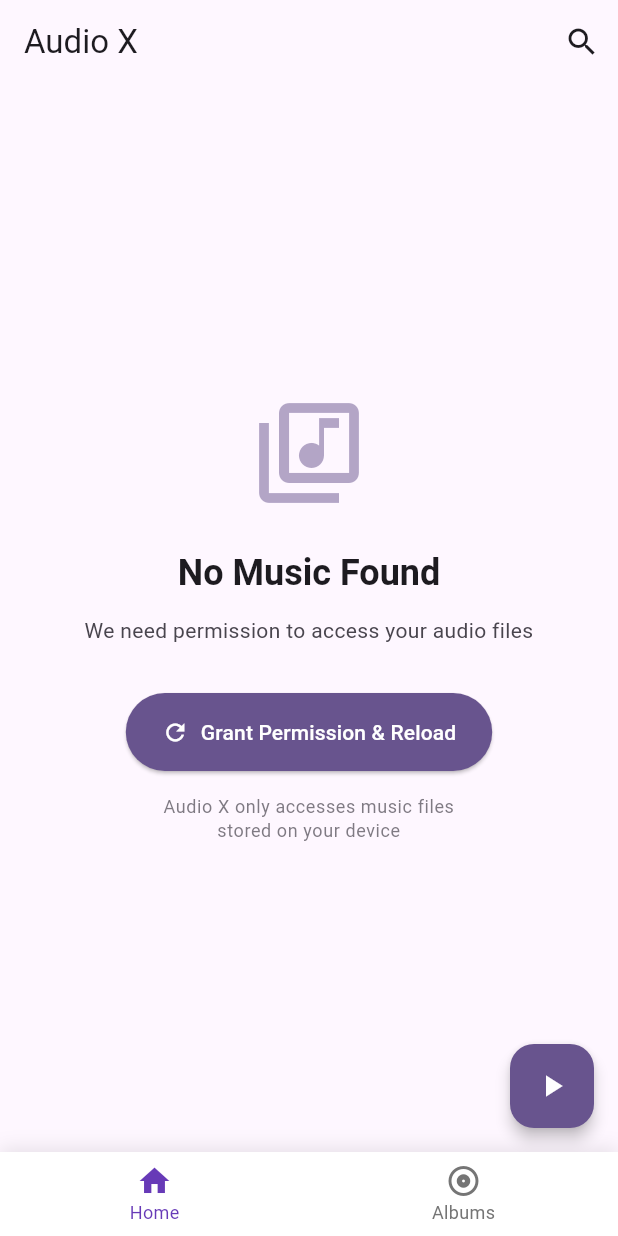
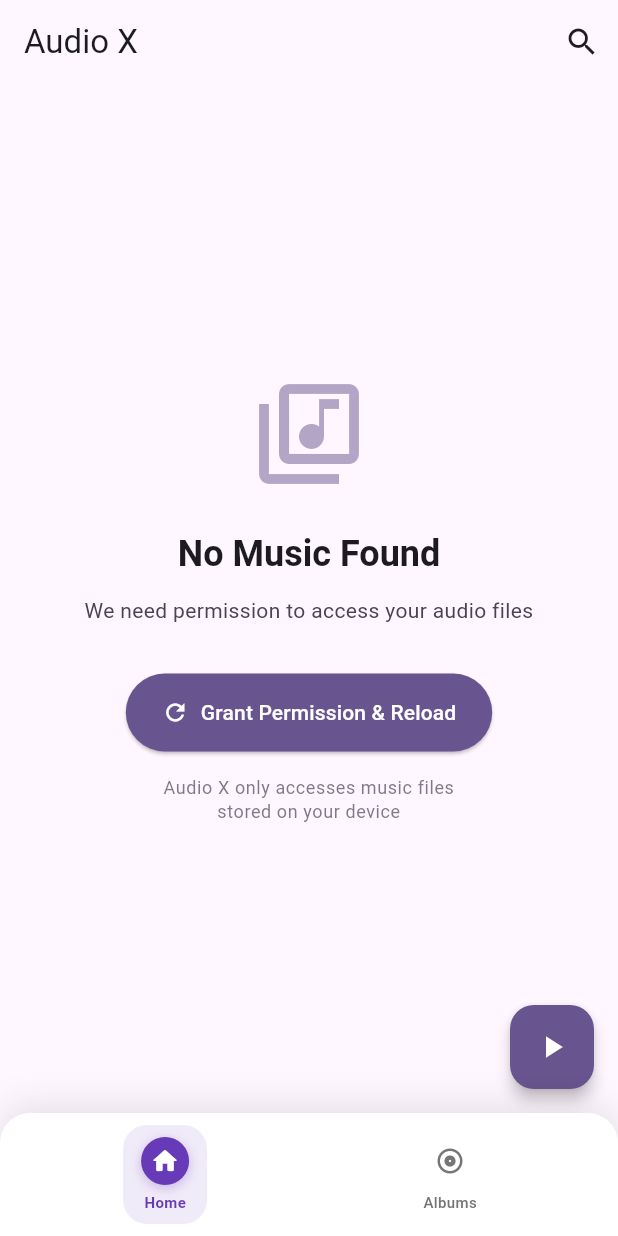
Before and after one commit to imdadur765/Audio-X, a Flutter app: the screen it shows after launch, on a phone screen of 412 x 824 dp. Run offline on Flutter 3.47's test engine with Material 3 defaults, Android fonts, the phone set to English and light mode, and no system bars; our stand-ins replace file_picker, go_router, hive, hive_flutter, permission_handler; accounts and stored records are empty.

Commit message:
feat: implement custom floating navigation bar with mini player

```diff
--- a/lib/main.dart
+++ b/lib/main.dart
@@ -5,7 +5,7 @@ import 'data/models/song_model.dart';
 import 'data/models/audio_effects_model.dart';
 import 'presentation/controllers/audio_controller.dart';
 import 'presentation/controllers/audio_effects_controller.dart';
-import 'presentation/pages/navigation_page.dart';
+import 'routes/app_router.dart';
 
 void main() async {
   WidgetsFlutterBinding.ensureInitialized();
@@ -44,10 +44,10 @@ class AudioXApp extends StatelessWidget {
 
   @override
   Widget build(BuildContext context) {
-    return MaterialApp(
+    return MaterialApp.router(
       title: 'Audio X',
       theme: ThemeData(colorScheme: ColorScheme.fromSeed(seedColor: Colors.deepPurple), useMaterial3: true),
-      home: const NavigationPage(),
+      routerConfig: appRouter,
     );
   }
 }
--- a/lib/presentation/pages/navigation_page.dart
+++ b/lib/presentation/pages/navigation_page.dart
@@ -1,4 +1,5 @@
 import 'package:flutter/material.dart';
+import 'package:flutter/services.dart';
 import 'package:hive/hive.dart';
 import 'home_page.dart';
 import 'albums_page.dart';
@@ -34,14 +35,13 @@ class _NavigationPageState extends State<NavigationPage> {
   Widget build(BuildContext context) {
     return PopScope(
       canPop: false,
-      onPopInvokedWithResult: (didPop, result) {
+      onPopInvokedWithResult: (didPop, result) async {
         if (didPop) return;
 
         // If on home tab (0), minimize app to background
         if (_currentIndex == 0) {
-          // Move task to background instead of closing
-          // This requires platform channel or just let it exit normally
-          Navigator.of(context).pop();
+          // Exit app (minimizes on Android, closes on iOS)
+          await SystemChannels.platform.invokeMethod('SystemNavigator.pop');
         } else {
           // Otherwise, go back to home tab first
           setState(() {
--- /dev/null
+++ b/lib/presentation/widgets/scaffold_with_nav_bar.dart
@@ -0,0 +1,160 @@
+import 'package:flutter/material.dart';
+import 'package:flutter/services.dart';
+import 'package:go_router/go_router.dart';
+import '../widgets/mini_player.dart';
+
+class ScaffoldWithNavBar extends StatelessWidget {
+  final Widget child;
+
+  const ScaffoldWithNavBar({required this.child, super.key});
+
+  int _calculateSelectedIndex(BuildContext context) {
+    final String location = GoRouterState.of(context).uri.path;
+    if (location.startsWith('/home')) return 0;
+    if (location.startsWith('/albums')) return 1;
+    return 0;
+  }
+
+  void _onItemTapped(BuildContext context, int index) {
+    switch (index) {
+      case 0:
+        context.go('/home');
+        break;
+      case 1:
+        context.go('/albums');
+        break;
+    }
+  }
+
+  @override
+  Widget build(BuildContext context) {
+    final int selectedIndex = _calculateSelectedIndex(context);
+
+    return PopScope(
+      canPop: false,
+      onPopInvokedWithResult: (didPop, result) async {
+        if (didPop) return;
+
+        // If on home tab, minimize app using native method
+        if (selectedIndex == 0) {
+          const platform = MethodChannel('com.example.audio_x/audio');
+          try {
+            await platform.invokeMethod('minimizeApp');
+          } catch (e) {
+            debugPrint("Failed to minimize app: $e");
+            // Fallback to standard pop if native method fails
+            await SystemChannels.platform.invokeMethod('SystemNavigator.pop');
+          }
+        } else {
+          // Go back to home tab
+          if (context.mounted) {
+            context.go('/home');
+          }
+        }
+      },
+      child: Scaffold(
+        body: child,
+        bottomNavigationBar: Column(
+          mainAxisSize: MainAxisSize.min,
+          children: [
+            // Mini Player
+            const MiniPlayer(),
+
+            // Custom Modern Bottom Navigation Bar
+            Container(
+              decoration: BoxDecoration(
+                color: Colors.white,
+                boxShadow: [
+                  BoxShadow(color: Colors.black.withValues(alpha: 0.1), blurRadius: 20, offset: const Offset(0, -5)),
+                ],
+                borderRadius: const BorderRadius.only(topLeft: Radius.circular(20), topRight: Radius.circular(20)),
+              ),
+              child: Padding(
+                padding: const EdgeInsets.symmetric(horizontal: 16, vertical: 8),
+                child: Row(
+                  mainAxisAlignment: MainAxisAlignment.spaceAround,
+                  children: [
+                    _buildNavItem(
+                      context,
+                      index: 0,
+                      selectedIndex: selectedIndex,
+                      activeIcon: Icons.home_rounded,
+                      inactiveIcon: Icons.home_outlined,
+                      label: 'Home',
+                    ),
+                    _buildNavItem(
+                      context,
+                      index: 1,
+                      selectedIndex: selectedIndex,
+                      activeIcon: Icons.album_rounded,
+                      inactiveIcon: Icons.album_outlined,
+                      label: 'Albums',
+                    ),
+                  ],
+                ),
+              ),
+            ),
+          ],
+        ),
+      ),
+    );
+  }
+
+  Widget _buildNavItem(
+    BuildContext context, {
+    required int index,
+    required int selectedIndex,
+    required IconData activeIcon,
+    required IconData inactiveIcon,
+    required String label,
+  }) {
+    final isActive = selectedIndex == index;
+
+    return GestureDetector(
+      onTap: () => _onItemTapped(context, index),
+      behavior: HitTestBehavior.opaque,
+      child: Container(
+        padding: const EdgeInsets.symmetric(horizontal: 12, vertical: 8),
+        decoration: BoxDecoration(
+          color: isActive ? Colors.deepPurple.withValues(alpha: 0.1) : Colors.transparent,
+          borderRadius: BorderRadius.circular(16),
+        ),
+        child: Column(
+          mainAxisSize: MainAxisSize.min,
+          children: [
+            Container(
+              padding: const EdgeInsets.all(6),
+              decoration: BoxDecoration(
+                color: isActive ? Colors.deepPurple : Colors.transparent,
+                shape: BoxShape.circle,
+                boxShadow: isActive
+                    ? [
+                        BoxShadow(
+                          color: Colors.deepPurple.withValues(alpha: 0.3),
+                          blurRadius: 6,
+                          offset: const Offset(0, 2),
+                        ),
+                      ]
+                    : null,
+              ),
+              child: Icon(
+                isActive ? activeIcon : inactiveIcon,
+                color: isActive ? Colors.white : Colors.grey.shade600,
+                size: 20,
+              ),
+            ),
+            const SizedBox(height: 4),
+            Text(
+              label,
+              style: TextStyle(
+                fontSize: 10,
+                fontWeight: isActive ? FontWeight.w600 : FontWeight.w500,
+                color: isActive ? Colors.deepPurple : Colors.grey.shade600,
+              ),
+            ),
+          ],
+        ),
+      ),
+    );
+  }
+}
--- /dev/null
+++ b/lib/routes/app_router.dart
@@ -0,0 +1,35 @@
+import 'package:audio_x/data/models/song_model.dart';
+import 'package:go_router/go_router.dart';
+import '../presentation/pages/home_page.dart';
+import '../presentation/pages/albums_page.dart';
+import '../presentation/pages/player_page.dart';
+import '../presentation/pages/equalizer_page.dart';
+import '../presentation/widgets/scaffold_with_nav_bar.dart';
+
+final GoRouter appRouter = GoRouter(
+  initialLocation: '/home',
+  routes: [
+    // Shell route for bottom navigation
+    ShellRoute(
+      builder: (context, state, child) {
+        return ScaffoldWithNavBar(child: child);
+      },
+      routes: [
+        GoRoute(
+          path: '/home',
+          name: 'home',
+          pageBuilder: (context, state) => const NoTransitionPage(child: HomePage()),
+        ),
+        GoRoute(
+          path: '/albums',
+          name: 'albums',
+          pageBuilder: (context, state) => const NoTransitionPage(child: AlbumsPage()),
+        ),
+      ],
+    ),
+
+    // Full-screen routes (no bottom nav)
+    GoRoute(path: '/player', name: 'player', builder: (context, state) => PlayerPage(song: state.extra as Song)),
+    GoRoute(path: '/equalizer', name: 'equalizer', builder: (context, state) => const EqualizerPage()),
+  ],
+);
--- a/pubspec.yaml
+++ b/pubspec.yaml
@@ -37,6 +37,9 @@ dependencies:
 
   # State Management
   provider: ^6.0.5
+
+  # Navigation
+  go_router: ^14.0.0
 
   # Local Database
   hive: ^2.2.3
```
Also changed, not shown: pubspec.lock, 1 other file.
